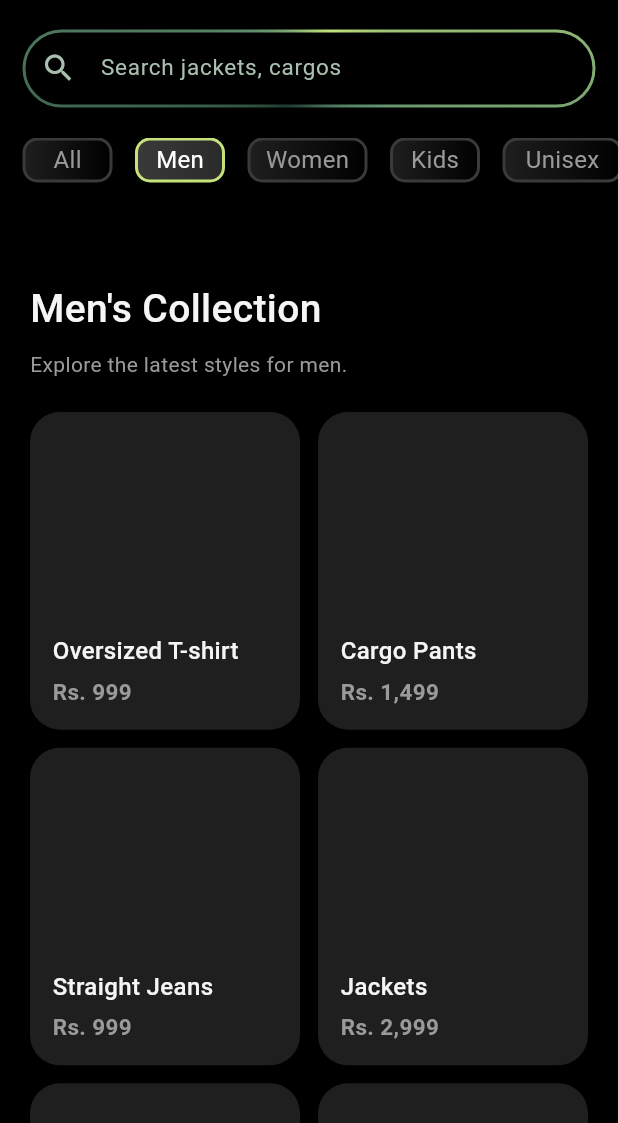
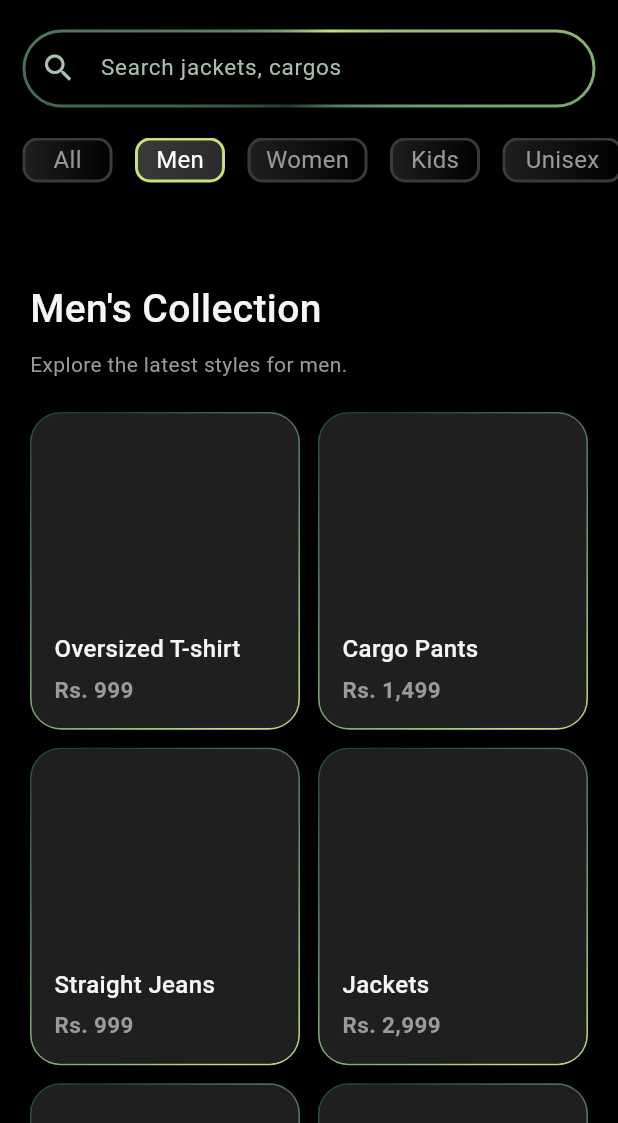
Before and after one commit to Cyanide07x/Cynx_Kage, a Flutter app: the HomeScreen screen opened directly, after a tap on "Men", on a phone screen of 412 x 824 dp, the part 113-1236 px from its top. Run offline on Flutter 3.47's test engine with Material 3 defaults, Android fonts, the phone set to English and light mode, and no system bars; our stand-ins replace flutter_svg, shared_preferences; accounts and stored records are empty.

Commit message:
Added animated border just like search bar around other container

```diff
--- a/lib/screens/wishlist/wishlist_screen.dart
+++ b/lib/screens/wishlist/wishlist_screen.dart
@@ -128,9 +128,9 @@ class _WishlistScreenState extends State<WishlistScreen> {
                     final product = wishlistItems[index];
 
                     return TrendingProductCard(
-                      name: product['name']!,
-                      price: product['price']!,
-                    );
+  name: product['name']!,
+  price: product['price']!,
+);
                   },
                 ),
               ),
--- a/lib/widgets/trending.dart
+++ b/lib/widgets/trending.dart
@@ -1,3 +1,4 @@
+import 'dart:math' as math;
 import 'package:flutter/material.dart';
 import '../theme/appcolors.dart';
 
@@ -57,23 +58,21 @@ class Trending extends StatelessWidget {
               price: 'Rs. 1,499',
             ),
             TrendingProductCard(
-              name: 'Straigt Jeans',
-              price: 'Rs. 999'
+              name: 'Straight Jeans',
+              price: 'Rs. 999',
             ),
             TrendingProductCard(
               name: 'Jackets',
-              price: 'Rs. 2999'
+              price: 'Rs. 2,999',
             ),
             TrendingProductCard(
               name: 'Boxer-Shirts',
-              price: 'Rs. 999'
+              price: 'Rs. 999',
             ),
             TrendingProductCard(
               name: 'Boxer Fit Jacket',
-              price: 'Rs. 1999'
+              price: 'Rs. 1,999',
             ),
-
-
           ],
         ),
       ],
@@ -81,7 +80,7 @@ class Trending extends StatelessWidget {
   }
 }
 
-class TrendingProductCard extends StatelessWidget {
+class TrendingProductCard extends StatefulWidget {
   final String name;
   final String price;
 
@@ -92,13 +91,39 @@ class TrendingProductCard extends StatelessWidget {
   });
 
   @override
+  State<TrendingProductCard> createState() =>
+      _TrendingProductCardState();
+}
+
+class _TrendingProductCardState extends State<TrendingProductCard>
+    with SingleTickerProviderStateMixin {
+  late final AnimationController _controller = AnimationController(
+    vsync: this,
+    duration: const Duration(seconds: 6),
+  )..repeat();
+
+  @override
+  void dispose() {
+    _controller.dispose();
+    super.dispose();
+  }
+
+  @override
   Widget build(BuildContext context) {
-    return Container(
+    return AnimatedBuilder(
+      animation: _controller,
+      builder: (context, child) {
+        return CustomPaint(
+          painter: _ProductBorderPainter(
+            progress: _controller.value,
+          ),
+          child: Container(
             width: double.infinity,
             height: 250,
+            margin: const EdgeInsets.all(1.2),
             decoration: BoxDecoration(
               color: AppColors.surface,
-        borderRadius: BorderRadius.circular(20),
+              borderRadius: BorderRadius.circular(18.8),
             ),
             child: Padding(
               padding: const EdgeInsets.all(15),
@@ -109,7 +134,7 @@ class TrendingProductCard extends StatelessWidget {
                   crossAxisAlignment: CrossAxisAlignment.start,
                   children: [
                     Text(
-                name,
+                      widget.name,
                       style: const TextStyle(
                         color: AppColors.text,
                         fontSize: 16,
@@ -118,7 +143,7 @@ class TrendingProductCard extends StatelessWidget {
                     ),
                     const SizedBox(height: 5),
                     Text(
-                price,
+                      widget.price,
                       style: const TextStyle(
                         color: AppColors.textSecondary,
                         fontSize: 15,
@@ -129,6 +154,48 @@ class TrendingProductCard extends StatelessWidget {
                 ),
               ),
             ),
+          ),
+        );
+      },
     );
   }
 }
+
+class _ProductBorderPainter extends CustomPainter {
+  final double progress;
+
+  _ProductBorderPainter({required this.progress});
+
+  @override
+  void paint(Canvas canvas, Size size) {
+    const strokeWidth = 1.2;
+
+    final rect = Offset.zero & size;
+    final paint = Paint()
+      ..style = PaintingStyle.stroke
+      ..strokeWidth = strokeWidth
+      ..shader = SweepGradient(
+        transform: GradientRotation(progress * 2 * math.pi),
+        colors: const [
+          Color(0xFFC5E37A),
+          Color(0xFF5E8E6E),
+          Color(0xFF1E3A2F),
+          Color(0xFF5E8E6E),
+          Color(0xFFC5E37A),
+        ],
+      ).createShader(rect);
+
+    canvas.drawRRect(
+      RRect.fromRectAndRadius(
+        rect.deflate(strokeWidth / 2),
+        const Radius.circular(20),
+      ),
+      paint,
+    );
+  }
+
+  @override
+  bool shouldRepaint(covariant _ProductBorderPainter oldDelegate) {
+    return oldDelegate.progress != progress;
+  }
+}
```
Lines whose indentation alone changed are shown as unchanged.
